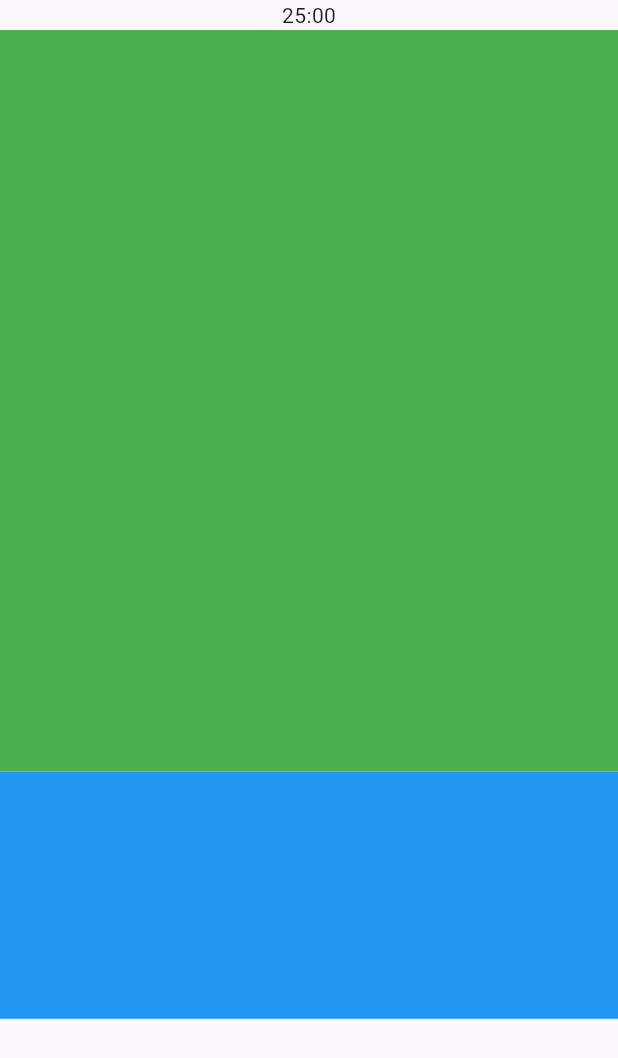
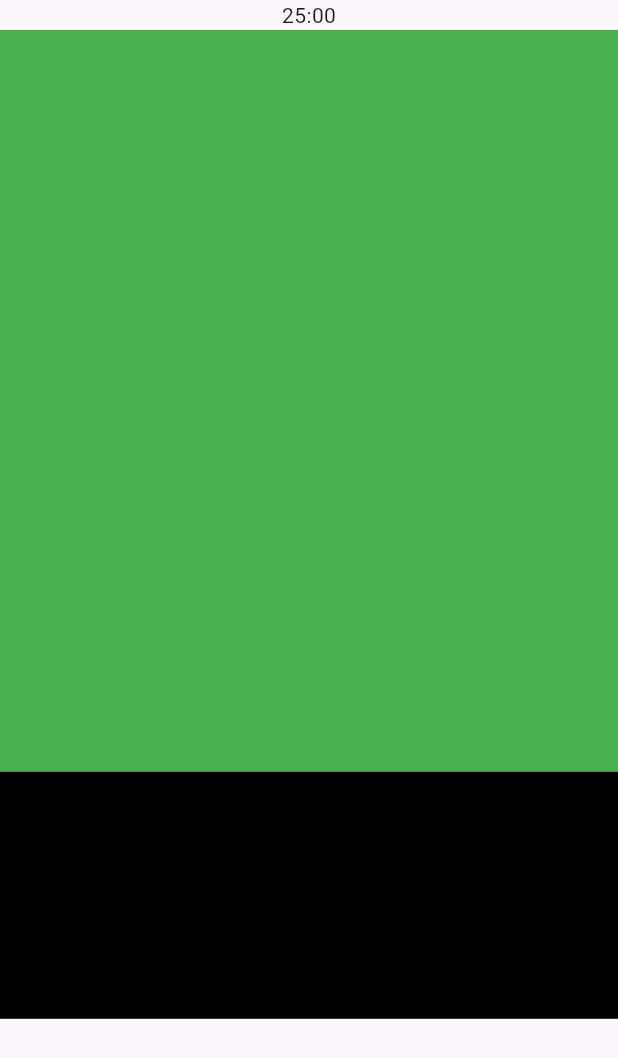
Before and after one commit to gahyunkim/toonflix_clone_coding, a Flutter app: the screen it shows after launch, on a phone screen of 412 x 824 dp. Shown: the top 1058 px of the screen. Run offline on Flutter 3.47's test engine with Material 3 defaults, Android fonts, the phone set to English and light mode, and no system bars.

Commit message:
clone_coding

```diff
--- a/lib/screens/home_screen.dart
+++ b/lib/screens/home_screen.dart
@@ -38,7 +38,7 @@ class _HomeScreenState extends State<HomeScreen> {
             flex: 1,
             child: Container(
               decoration: const BoxDecoration(
-                color: Colors.blue,
+                color: Colors.black,
               ),
             ),
           )
```
